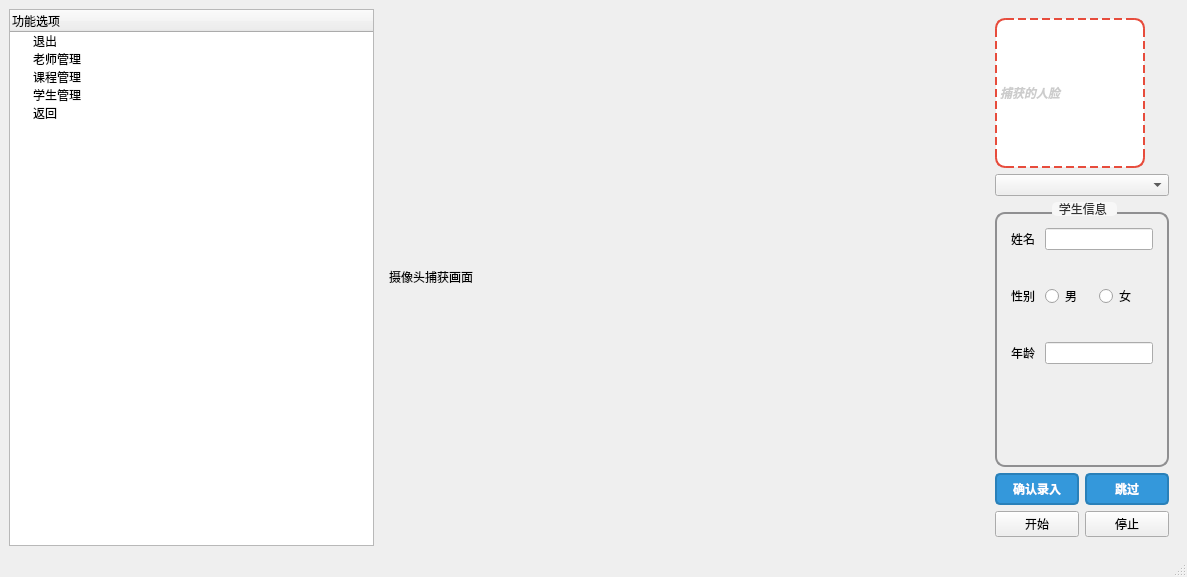
Old version of the form ui_creator/admin_window.ui in the repository epocode/attendance_system.
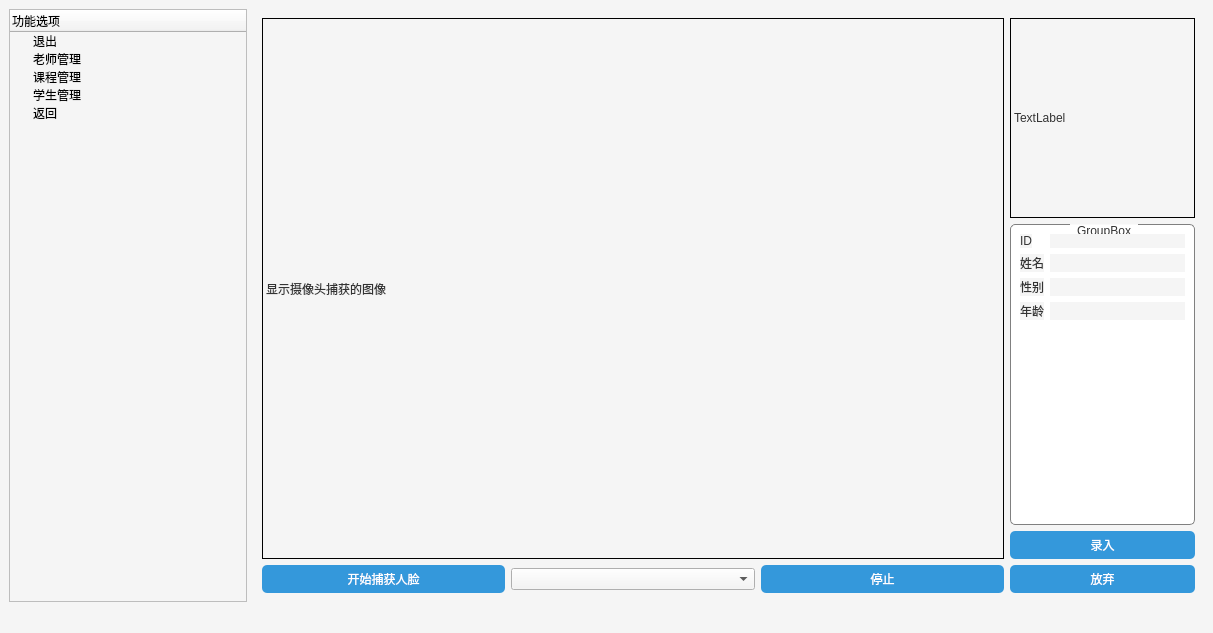
New version of the form. The open tabs and pages were chosen to show the change. Icons and pictures are not drawn.

Commit message: 基本完成了管理员界面的所有功能，后面就要完成签到功能了

Patch:
```diff
--- a/ui_creator/admin_window.ui
+++ b/ui_creator/admin_window.ui
@@ -6,15 +6,85 @@
    <rect>
     <x>0</x>
     <y>0</y>
-    <width>1187</width>
-    <height>577</height>
+    <width>1213</width>
+    <height>633</height>
    </rect>
   </property>
   <property name="windowTitle">
    <string>MainWindow</string>
   </property>
+  <property name="styleSheet">
+   <string notr="true">/* 整体背景与字体设置 */
+QWidget {
+    /* 背景色，可以根据需要调整 */
+    background-color: #F5F5F5;
+    
+    /* 字体设置，可换成你需要的字体和大小 */
+    font-family: &quot;微软雅黑&quot;;
+    font-size: 12px;
+}
+
+
+/* 按钮基础样式 */
+QPushButton {
+    background-color: #3498db; /* 主色调 */
+    color: #ffffff;           /* 文字颜色 */
+    border-radius: 5px;       /* 圆角 */
+    padding: 5px 10px;        /* 内边距 */
+    border: none;             /* 无边框 */
+}
+
+/* 按钮鼠标悬停与点击效果 */
+QPushButton:hover {
+    background-color: #2980b9;
+}
+QPushButton:pressed {
+    background-color: #1f6391;
+}
+
+/* 文本输入框 */
+QLineEdit {
+    border: 1px solid #cccccc;
+    border-radius: 4px;
+    padding: 2px 4px;
+    background-color: #ffffff;
+    color: #333333;
+}
+
+/* 文本输入框获得焦点时边框高亮 */
+QLineEdit:focus {
+    border: 2px solid #3498db;
+}
+
+/* GroupBox 外观 */
+QGroupBox {
+    border: 1px solid gray; 
+    border-radius: 5px;     
+    margin-top: 1em;        
+    background-color: #ffffff;
+    /* 可以根据需要增加 padding、margin 等 */
+}
+
+/* GroupBox 标题的位置和样式 */
+QGroupBox:title {
+    subcontrol-origin: margin;
+    subcontrol-position: top center;
+    padding: 0 5px;
+    color: #333333;
+    font-weight: bold; /* 标题加粗 */
+}
+
+/* Label 基本样式（可选） */
+QLabel {
+    color: #333333;
+    font-size: 12px;
+}
+
+/* 其它你需要的控件样式都可以在这里继续添加 */
+</string>
+  </property>
   <widget class="QWidget" name="centralwidget">
-   <layout class="QHBoxLayout" name="horizontalLayout_9" stretch="1,0">
+   <layout class="QHBoxLayout" name="horizontalLayout_9" stretch="1,4">
     <item>
      <widget class="QTreeWidget" name="tree_widget">
       <property name="styleSheet">
@@ -58,7 +128,7 @@
     <item>
      <widget class="QStackedWidget" name="stacked_widget">
       <property name="currentIndex">
-       <number>2</number>
+       <number>4</number>
       </property>
       <widget class="QWidget" name="page_teacher">
        <layout class="QVBoxLayout" name="verticalLayout">
@@ -240,32 +310,26 @@
        </widget>
       </widget>
       <widget class="QWidget" name="page_4">
-       <layout class="QHBoxLayout" name="horizontalLayout_7">
+       <widget class="QWidget" name="">
+        <property name="geometry">
+         <rect>
+          <x>30</x>
+          <y>12</y>
+          <width>901</width>
+          <height>551</height>
+         </rect>
+        </property>
+        <layout class="QHBoxLayout" name="horizontalLayout_7" stretch="3,0">
+         <item>
+          <layout class="QVBoxLayout" name="verticalLayout_4" stretch="5,0">
         <item>
          <widget class="QLabel" name="label_camp_frame">
           <property name="sizePolicy">
-           <sizepolicy hsizetype="Fixed" vsizetype="Fixed">
+              <sizepolicy hsizetype="Expanding" vsizetype="Preferred">
             <horstretch>0</horstretch>
             <verstretch>0</verstretch>
            </sizepolicy>
           </property>
-          <property name="minimumSize">
-           <size>
-            <width>600</width>
-            <height>460</height>
-           </size>
-          </property>
-          <property name="styleSheet">
-           <string notr="true">QLabel#label_camera { /* 给显示摄像头画面的 QLabel 设置样式 */
-    border: 2px solid #3498db; /* 蓝色边框 */
-    border-radius: 10px;       /* 圆角边框 */
-    background-color: #f0f0f0; /* 浅灰色背景 */
-    color: #888888;           /* 默认文字颜色 */
-    font: bold 14px;          /* 默认文字字体 */
-    text-align: center;       /* 文字居中 */
-}
-</string>
-          </property>
           <property name="text">
            <string>摄像头捕获画面</string>
           </property>
@@ -275,7 +339,30 @@
          </widget>
         </item>
         <item>
-         <layout class="QVBoxLayout" name="verticalLayout_4" stretch="1,0,4,1,1">
+            <layout class="QHBoxLayout" name="horizontalLayout_6">
+             <item>
+              <widget class="QPushButton" name="btn_start_enter">
+               <property name="text">
+                <string>开始</string>
+               </property>
+              </widget>
+             </item>
+             <item>
+              <widget class="QComboBox" name="combo_box_video_source"/>
+             </item>
+             <item>
+              <widget class="QPushButton" name="btn_end_enter">
+               <property name="text">
+                <string>停止</string>
+               </property>
+              </widget>
+             </item>
+            </layout>
+           </item>
+          </layout>
+         </item>
+         <item>
+          <layout class="QVBoxLayout" name="verticalLayout_7">
           <item>
            <widget class="QLabel" name="label_face">
             <property name="enabled">
@@ -299,46 +386,13 @@
               <height>150</height>
              </size>
             </property>
-            <property name="styleSheet">
-             <string notr="true">QLabel#label_face { /* 给显示捕获人脸画面的 QLabel 设置样式 */
-    border: 2px dashed #e74c3c; /* 红色虚线边框 */
-    border-radius: 10px;        /* 圆角边框 */
-    background-color: #ffffff;  /* 白色背景 */
-    color: #cccccc;            /* 默认文字颜色 */
-    font: italic bold 12px;    /* 默认文字字体 */
-    text-align: center;        /* 文字居中 */
-}
-</string>
-            </property>
             <property name="text">
              <string>捕获的人脸</string>
             </property>
            </widget>
           </item>
-          <item>
-           <widget class="QComboBox" name="combo_box_video_source"/>
-          </item>
           <item>
            <widget class="QGroupBox" name="groupBox">
-            <property name="styleSheet">
-             <string notr="true">QGroupBox {
-    border: 2px solid #8f8f91; /* 边框颜色 */
-    border-radius: 10px;       /* 圆角半径 */
-    margin-top: 10px;          /* 标题文字与边框的间距 */
-    padding: 5px;              /* 内容与边框的间距 */
-}
-
-QGroupBox::title {
-    subcontrol-origin: margin; /* 标题位置相对于 margin */
-    subcontrol-position: top center; /* 标题位置：顶部居中 */
-    padding: 0 5px;            /* 标题与边框的间距 */
-    background-color: #f7f7f7; /* 背景颜色 */
-    color: #333333;            /* 文字颜色 */
-    border-radius: 5px;        /* 标题的圆角半径 */
-    font: bold 12px;           /* 标题字体 */
-}
-</string>
-            </property>
             <property name="title">
              <string>学生信息 </string>
             </property>
@@ -461,17 +515,45 @@
             </item>
            </layout>
           </item>
+          </layout>
+         </item>
+        </layout>
+       </widget>
+      </widget>
+      <widget class="QWidget" name="page_2">
+       <layout class="QHBoxLayout" name="horizontalLayout_11" stretch="4,1">
           <item>
-           <layout class="QHBoxLayout" name="horizontalLayout_6">
+         <layout class="QVBoxLayout" name="verticalLayout_9" stretch="1,0">
             <item>
-             <widget class="QPushButton" name="btn_start_enter">
+           <widget class="QLabel" name="lable_display_cap_1">
+            <property name="sizePolicy">
+             <sizepolicy hsizetype="Expanding" vsizetype="Preferred">
+              <horstretch>0</horstretch>
+              <verstretch>0</verstretch>
+             </sizepolicy>
+            </property>
+            <property name="styleSheet">
+             <string notr="true">  border: 1px solid black;</string>
+            </property>
               <property name="text">
-               <string>开始</string>
+             <string>显示摄像头捕获的图像</string>
               </property>
              </widget>
             </item>
             <item>
-             <widget class="QPushButton" name="btn_end_enter">
+           <layout class="QHBoxLayout" name="horizontalLayout_10">
+            <item>
+             <widget class="QPushButton" name="btn_start_cap_face_1">
+              <property name="text">
+               <string>开始捕获人脸</string>
+              </property>
+             </widget>
+            </item>
+            <item>
+             <widget class="QComboBox" name="combo_box_select_video_source"/>
+            </item>
+            <item>
+             <widget class="QPushButton" name="btn_end_cap_face_1">
               <property name="text">
                <string>停止</string>
               </property>
@@ -481,6 +563,99 @@
           </item>
          </layout>
         </item>
+        <item>
+         <layout class="QVBoxLayout" name="verticalLayout_8" stretch="2,3,0,0">
+          <item>
+           <widget class="QLabel" name="label_display_cap_face_1">
+            <property name="styleSheet">
+             <string notr="true">  border: 1px solid black;</string>
+            </property>
+            <property name="text">
+             <string>TextLabel</string>
+            </property>
+           </widget>
+          </item>
+          <item>
+           <widget class="QGroupBox" name="groupBox_2">
+            <property name="title">
+             <string>GroupBox</string>
+            </property>
+            <layout class="QFormLayout" name="formLayout_2">
+             <item row="0" column="0">
+              <widget class="QLabel" name="label_10">
+               <property name="text">
+                <string>ID</string>
+               </property>
+              </widget>
+             </item>
+             <item row="0" column="1">
+              <widget class="QLabel" name="label_id_1">
+               <property name="text">
+                <string/>
+               </property>
+              </widget>
+             </item>
+             <item row="1" column="0">
+              <widget class="QLabel" name="label_12">
+               <property name="text">
+                <string>姓名</string>
+               </property>
+              </widget>
+             </item>
+             <item row="1" column="1">
+              <widget class="QLabel" name="label_name_1">
+               <property name="text">
+                <string/>
+               </property>
+              </widget>
+             </item>
+             <item row="2" column="0">
+              <widget class="QLabel" name="label_14">
+               <property name="text">
+                <string>性别</string>
+               </property>
+              </widget>
+             </item>
+             <item row="2" column="1">
+              <widget class="QLabel" name="label_gender_1">
+               <property name="text">
+                <string/>
+               </property>
+              </widget>
+             </item>
+             <item row="3" column="0">
+              <widget class="QLabel" name="label_16">
+               <property name="text">
+                <string>年龄</string>
+               </property>
+              </widget>
+             </item>
+             <item row="3" column="1">
+              <widget class="QLabel" name="label_age_1">
+               <property name="text">
+                <string/>
+               </property>
+              </widget>
+             </item>
+            </layout>
+           </widget>
+          </item>
+          <item>
+           <widget class="QPushButton" name="btn_confirm_this_face_1">
+            <property name="text">
+             <string>录入</string>
+            </property>
+           </widget>
+          </item>
+          <item>
+           <widget class="QPushButton" name="btn_pass_this_face_1">
+            <property name="text">
+             <string>放弃</string>
+            </property>
+           </widget>
+          </item>
+         </layout>
+        </item>
        </layout>
       </widget>
      </widget>
@@ -492,8 +667,8 @@
     <rect>
      <x>0</x>
      <y>0</y>
-     <width>1187</width>
-     <height>25</height>
+     <width>1213</width>
+     <height>22</height>
     </rect>
    </property>
   </widget>
```
Lines whose indentation alone changed are shown as unchanged. The commit also changes 67 other files.
